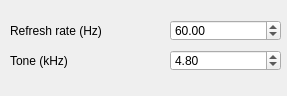
This is noisysettings.ui in mshroyer/noisylcd as Qt 5 draws it before an edit. The edited form follows.
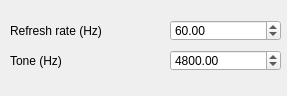
This is the edited form.

What changed in the file:
```diff
--- a/noisysettings.ui
+++ b/noisysettings.ui
@@ -57,8 +57,11 @@
      <height>21</height>
     </rect>
    </property>
+   <property name="maximum">
+    <double>99999.990000000005239</double>
+   </property>
    <property name="value">
-    <double>4.800000000000000</double>
+    <double>4800.000000000000000</double>
    </property>
   </widget>
   <widget class="QLabel" name="toneLabel">
@@ -71,7 +74,7 @@
     </rect>
    </property>
    <property name="text">
-    <string>Tone (kHz)</string>
+    <string>Tone (Hz)</string>
    </property>
   </widget>
  </widget>
```
